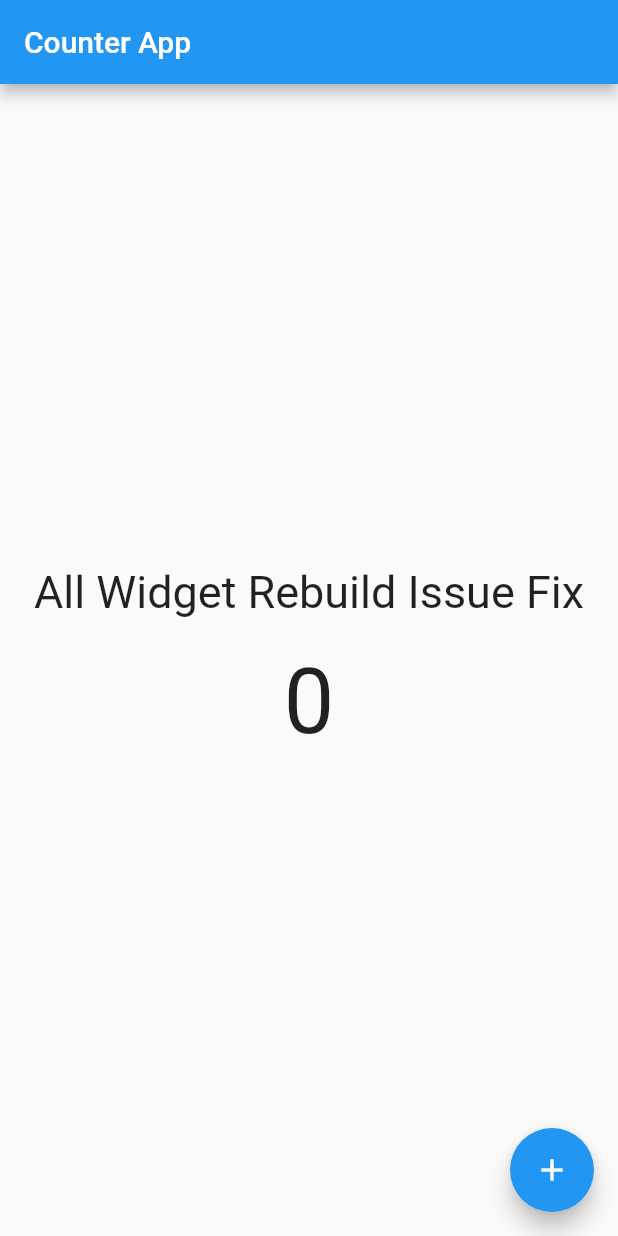
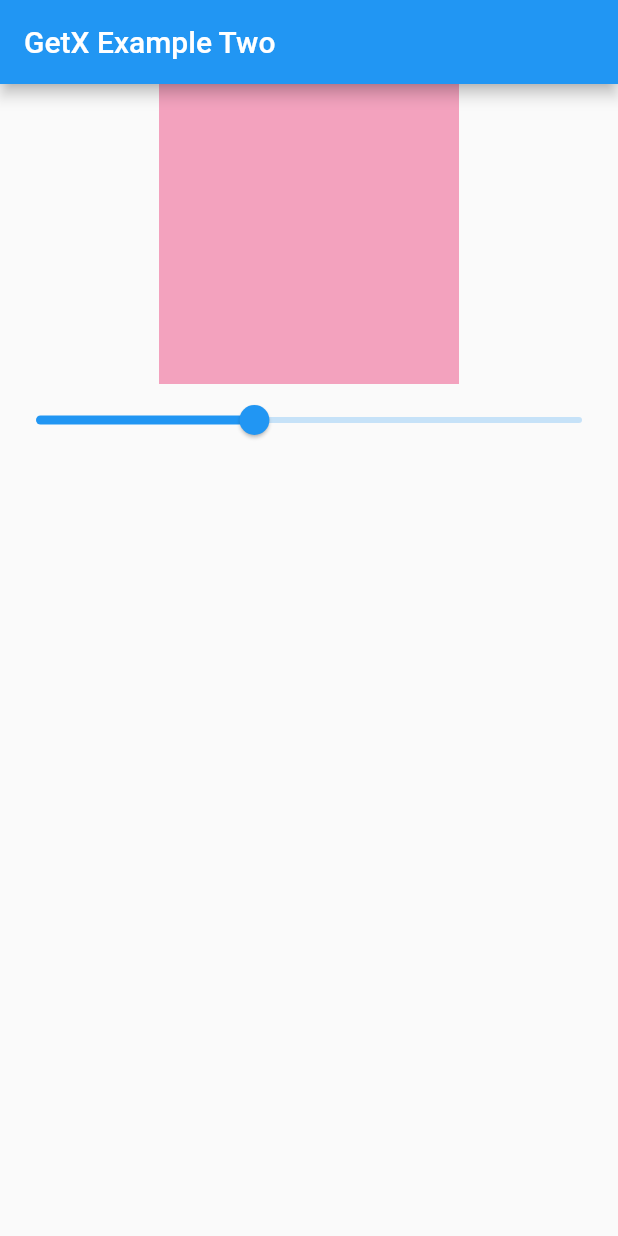
Before and after one commit to mdsomad/Flutter_Get-X_State_Management, a Flutter app: the screen it shows after launch, on a phone screen of 412 x 824 dp. Run offline on Flutter 3.47's test engine with Material 2 defaults, Android fonts, the phone set to English and light mode, and no system bars; our stand-ins replace get.

Commit message:
GetX Example Two Complete

```diff
--- a/lib/counter_controller.dart
+++ /dev/null
@@ -1,16 +0,0 @@
-import 'package:get/get.dart';
-
-class CounterController extends GetxController{
-
-  // final counter = 0.obs;   //* <-- GetX Meni variable is tarike se use kar sakte hai
-  RxInt counter = 0.obs;
-
-
-
-  incrementCounter(){
-    counter.value++;
-    print(counter.value);
-  }
-
-
-}
--- /dev/null
+++ b/lib/example_two.dart
@@ -0,0 +1,12 @@
+import 'package:get/get.dart';
+
+class ExampleTwoController extends GetxController{
+
+ RxDouble opacity = .4.obs;
+
+setOpacity(double value){
+ opacity.value =  value;
+}
+
+
+}
--- a/lib/home_screen.dart
+++ b/lib/home_screen.dart
@@ -1,6 +1,6 @@
 import 'dart:async';
 import 'package:flutter/material.dart';
-import 'package:flutter_get_x_state_management/counter_controller.dart';
+import 'package:flutter_get_x_state_management/example_two.dart';
 import 'package:get/get.dart';
 
 class HomeScreen extends StatefulWidget {
@@ -11,8 +11,9 @@ class HomeScreen extends StatefulWidget {
 }
 
 class _HomeScreenState extends State<HomeScreen> {
-  final CounterController controller =
-      Get.put(CounterController()); //* <-- created & initialized
+
+
+ ExampleTwoController exampleTwoControlle = Get.put(ExampleTwoController());    //* <-- created & initialized
 
   @override
   void initState() {
@@ -25,46 +26,34 @@ class _HomeScreenState extends State<HomeScreen> {
     print("Widget Rebuild");
 
     return Scaffold(
-      appBar: AppBar(title: Text("Counter App")),
 
-      body: Center(child: Obx(() {
-        return Column(
-          mainAxisAlignment: MainAxisAlignment.center,
-          crossAxisAlignment: CrossAxisAlignment.center,
-          children: [
+      appBar: AppBar(title: Text("GetX Example Two")),
 
-            Text("All Widget Rebuild Issue Fix",
-                style: TextStyle(fontSize: 30)),
+      body: Column(
+        children: [
 
-            const SizedBox(
-              height: 20,
-            ),
-
-            Text(
-              controller.counter.toString(),
-              style: TextStyle(fontSize: 60),
-            ),
-
-          ],
-        );
+        Obx(() =>  Container(
+            height: 200,
+            width: 200,
+            color: Colors.pink.withOpacity(exampleTwoControlle.opacity.value),
+          ),),
 
 
-      })
-
-
-    ),
+          Obx(() =>  Slider(value: exampleTwoControlle.opacity.value
+          ,onChanged: (value){
+            print(value);
+            exampleTwoControlle.setOpacity(value);
+          }))
 
 
 
-      floatingActionButton: FloatingActionButton(
-        onPressed: () {
-          controller.incrementCounter();
-        },
-        child: Icon(Icons.add),
-      ),
+        ],
+      )
+
 
 
 
     );
+
   }
 }
```
Also changed, not shown: 1 other file.
